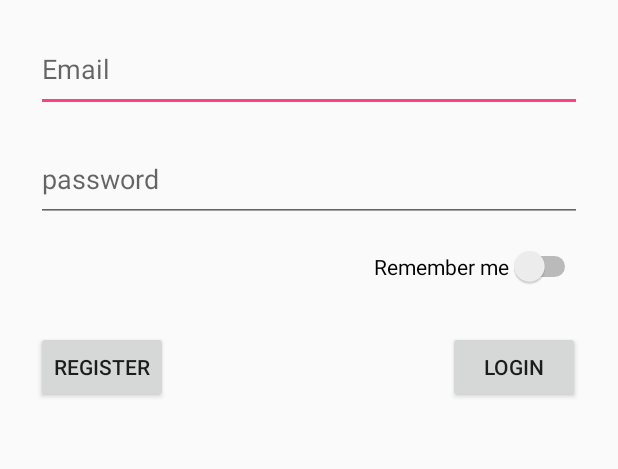
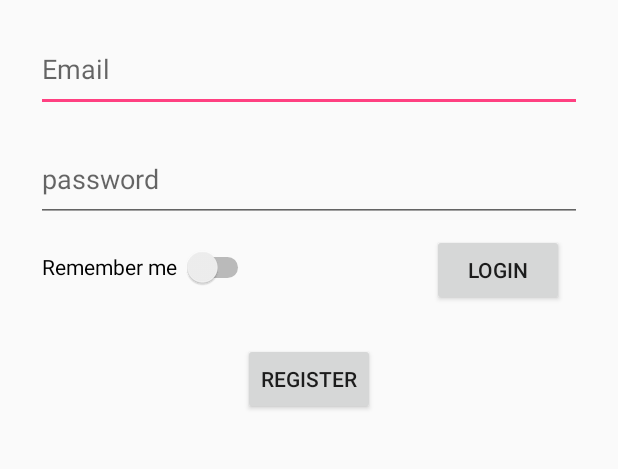
Before and after one commit to Anghelita/Proiect_PSO, an Android app: the screen it shows after launch (MainActivity), on a phone screen of 412 x 824 dp, the part 274-743 px from its top. Run offline under Robolectric (Android 15) with nearby library versions, the phone set to English and light mode, and no system bars.

Commit message:
lemme pull already

```diff
--- a/app/src/main/java/com/anghelita/proiect_pso/MainActivity.java
+++ b/app/src/main/java/com/anghelita/proiect_pso/MainActivity.java
@@ -25,7 +25,7 @@ public class MainActivity extends AppCompatActivity {
     public void Register(View view) {
 
         Intent intent = new Intent(this, Register.class);
-        startActivity(intent); //this comment should appear
+        startActivity(intent);
 
     }
 
--- a/app/src/main/res/layout/activity_main.xml
+++ b/app/src/main/res/layout/activity_main.xml
@@ -33,7 +33,7 @@
         android:layout_marginTop="16dp"
         app:layout_constraintBottom_toBottomOf="parent"
         app:layout_constraintEnd_toEndOf="parent"
-        app:layout_constraintHorizontal_bias="1.0"
+        app:layout_constraintHorizontal_bias="0.0"
         app:layout_constraintStart_toStartOf="parent"
         app:layout_constraintTop_toBottomOf="@+id/constraintLayout2"
         app:layout_constraintVertical_bias="0.0"
@@ -68,14 +68,14 @@
 
         <Switch
             android:id="@+id/switch_remember"
-            android:layout_width="wrap_content"
-            android:layout_height="wrap_content"
-            android:layout_marginEnd="16dp"
-            android:layout_marginStart="16dp"
-            android:layout_marginTop="16dp"
+            android:layout_width="141dp"
+            android:layout_height="44dp"
+            android:layout_marginEnd="8dp"
+            android:layout_marginStart="8dp"
+            android:layout_marginTop="8dp"
             android:text="@string/remember_credentials"
-            app:layout_constraintEnd_toEndOf="parent"
-            app:layout_constraintHorizontal_bias="0.963"
+            app:layout_constraintEnd_toStartOf="@+id/button_login"
+            app:layout_constraintHorizontal_bias="0.155"
             app:layout_constraintStart_toStartOf="parent"
             app:layout_constraintTop_toBottomOf="@+id/editText_password" />
 
@@ -83,27 +83,27 @@
             android:id="@+id/button_login"
             android:layout_width="wrap_content"
             android:layout_height="wrap_content"
-            android:layout_marginBottom="16dp"
-            android:layout_marginEnd="16dp"
-            android:layout_marginStart="16dp"
-            android:layout_marginTop="16dp"
+            android:layout_marginBottom="68dp"
+            android:layout_marginEnd="36dp"
+            android:layout_marginTop="8dp"
             android:onClick="Login"
             android:text="@string/Login"
             app:layout_constraintBottom_toBottomOf="parent"
             app:layout_constraintEnd_toEndOf="parent"
-            app:layout_constraintHorizontal_bias="0.969"
-            app:layout_constraintStart_toStartOf="parent"
-            app:layout_constraintTop_toBottomOf="@+id/switch_remember"
-            app:layout_constraintVertical_bias="1.0" />
+            app:layout_constraintTop_toBottomOf="@+id/editText_password"
+            app:layout_constraintVertical_bias="0.0" />
 
         <Button
             android:id="@+id/button_register"
             android:layout_width="wrap_content"
             android:layout_height="wrap_content"
-            android:layout_marginStart="24dp"
+            android:layout_marginBottom="8dp"
+            android:layout_marginEnd="8dp"
+            android:layout_marginStart="8dp"
             android:onClick="Register"
             android:text="@string/register"
-            app:layout_constraintBaseline_toBaselineOf="@+id/button_login"
+            app:layout_constraintBottom_toBottomOf="parent"
+            app:layout_constraintEnd_toEndOf="parent"
             app:layout_constraintStart_toStartOf="parent" />
     </android.support.constraint.ConstraintLayout>
 
```
